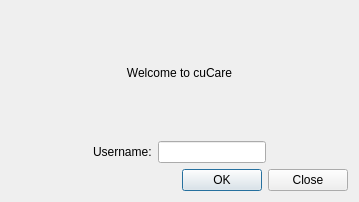
The window that cuCareQtApp/CUCare/loginscreen.ui (chrispwright/comp3004cuCarePrivate) describes before a commit, drawn with Qt 5.
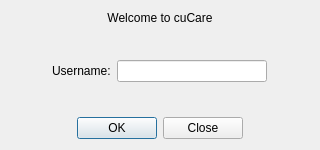
The same window after the commit.

```diff
--- a/cuCareQtApp/CUCare/loginscreen.ui
+++ b/cuCareQtApp/CUCare/loginscreen.ui
@@ -9,30 +9,14 @@
    <rect>
     <x>0</x>
     <y>0</y>
-    <width>359</width>
-    <height>202</height>
+    <width>320</width>
+    <height>150</height>
    </rect>
   </property>
   <property name="windowTitle">
    <string>Login</string>
   </property>
   <layout class="QGridLayout" name="gridLayout_2">
-   <item row="3" column="0" colspan="3">
-    <widget class="QDialogButtonBox" name="buttonBox">
-     <property name="layoutDirection">
-      <enum>Qt::LeftToRight</enum>
-     </property>
-     <property name="orientation">
-      <enum>Qt::Horizontal</enum>
-     </property>
-     <property name="standardButtons">
-      <set>QDialogButtonBox::Close|QDialogButtonBox::Ok</set>
-     </property>
-     <property name="centerButtons">
-      <bool>false</bool>
-     </property>
-    </widget>
-   </item>
    <item row="0" column="0" colspan="3">
     <widget class="QLabel" name="label_3">
      <property name="text">
@@ -43,7 +27,7 @@
      </property>
     </widget>
    </item>
-   <item row="1" column="0">
+   <item row="2" column="0">
     <spacer name="horizontalSpacer">
      <property name="orientation">
       <enum>Qt::Horizontal</enum>
@@ -56,7 +40,7 @@
      </property>
     </spacer>
    </item>
-   <item row="1" column="2">
+   <item row="2" column="2">
     <spacer name="horizontalSpacer_2">
      <property name="orientation">
       <enum>Qt::Horizontal</enum>
@@ -69,19 +53,38 @@
      </property>
     </spacer>
    </item>
-   <item row="1" column="1">
+   <item row="4" column="1">
+    <spacer name="verticalSpacer">
+     <property name="orientation">
+      <enum>Qt::Vertical</enum>
+     </property>
+     <property name="sizeHint" stdset="0">
+      <size>
+       <width>20</width>
+       <height>40</height>
+      </size>
+     </property>
+    </spacer>
+   </item>
+   <item row="2" column="1">
     <layout class="QGridLayout" name="gridLayout">
-     <item row="0" column="1">
+     <item row="1" column="1">
       <widget class="QLineEdit" name="editUsername">
+       <property name="minimumSize">
+        <size>
+         <width>150</width>
+         <height>0</height>
+        </size>
+       </property>
        <property name="maximumSize">
         <size>
-         <width>125</width>
+         <width>150</width>
          <height>16777215</height>
         </size>
        </property>
       </widget>
      </item>
-     <item row="0" column="0">
+     <item row="1" column="0">
       <widget class="QLabel" name="label">
        <property name="text">
         <string>Username:</string>
@@ -90,6 +93,32 @@
      </item>
     </layout>
    </item>
+   <item row="1" column="1">
+    <spacer name="verticalSpacer_2">
+     <property name="orientation">
+      <enum>Qt::Vertical</enum>
+     </property>
+     <property name="sizeHint" stdset="0">
+      <size>
+       <width>20</width>
+       <height>40</height>
+      </size>
+     </property>
+    </spacer>
+   </item>
+   <item row="5" column="0" colspan="3">
+    <widget class="QDialogButtonBox" name="buttonBox">
+     <property name="orientation">
+      <enum>Qt::Horizontal</enum>
+     </property>
+     <property name="standardButtons">
+      <set>QDialogButtonBox::Close|QDialogButtonBox::Ok</set>
+     </property>
+     <property name="centerButtons">
+      <bool>true</bool>
+     </property>
+    </widget>
+   </item>
   </layout>
  </widget>
  <resources/>
```
